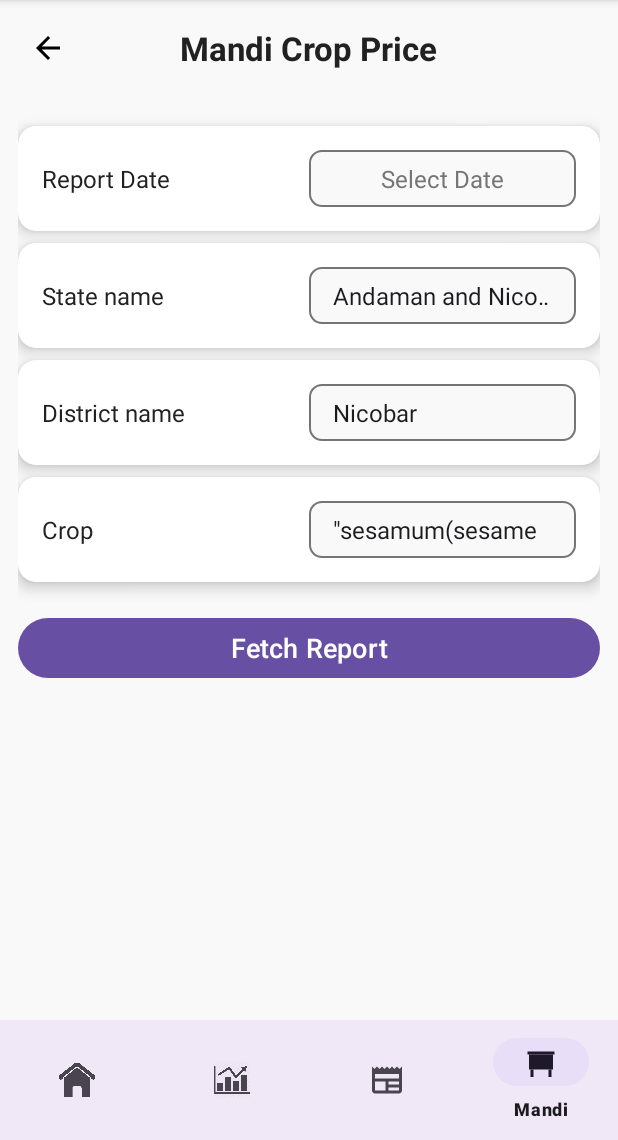
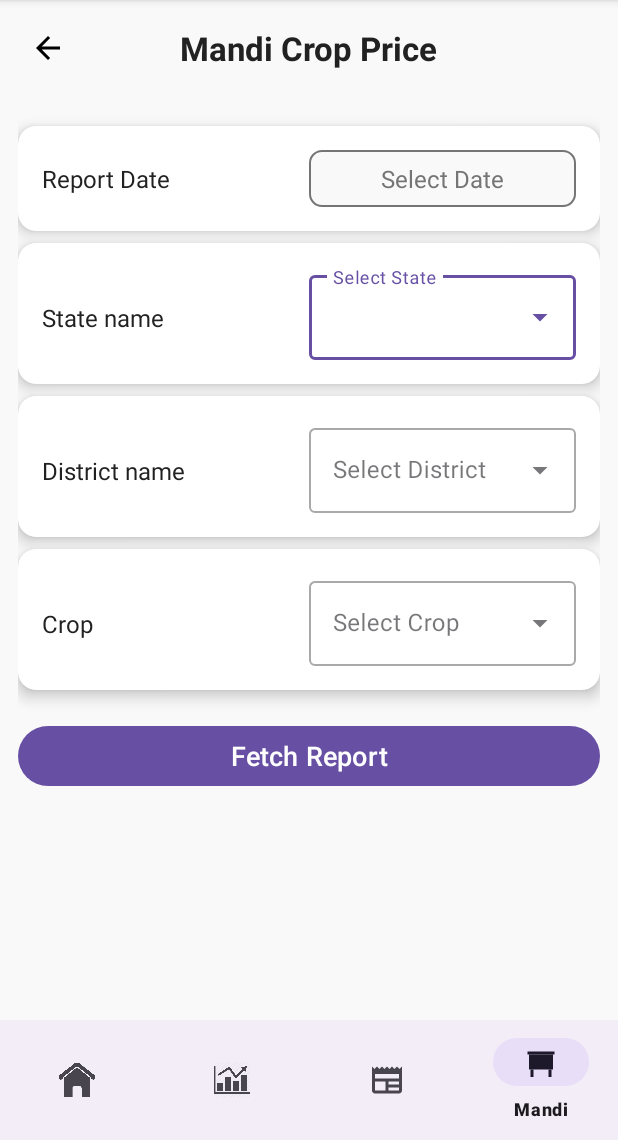
Before and after one commit to vmaru09/AgriAutomationHub, an Android app: the StatewiseMandiActivity screen opened directly, with no data from a screen before it, on a phone screen of 412 x 824 dp, the part 96-1236 px from its top. Run offline under Robolectric (Android 15) with nearby library versions, the phone set to English and light mode, and no system bars; our stand-ins replace Firebase (no records; nobody signed in at launch, a user with empty details on screens opened directly).

Commit message:
Mandi and Main page Layout Update

```diff
--- a/AgriAutomationHub/app/src/main/java/com/example/agriautomationhub/StatewiseMandiActivity.java
+++ b/AgriAutomationHub/app/src/main/java/com/example/agriautomationhub/StatewiseMandiActivity.java
@@ -5,13 +5,8 @@ import android.os.Bundle;
 import android.util.Log;
 import android.view.Menu;
 import android.view.MenuItem;
-import android.view.View;
-import android.widget.AdapterView;
 import android.widget.ArrayAdapter;
 import android.widget.Button;
-import android.widget.Spinner;
-import android.widget.TableLayout;
-import android.widget.TableRow;
 import android.widget.TextView;
 import android.widget.Toast;
 
@@ -37,6 +32,7 @@ import java.util.HashMap;
 import java.util.HashSet;
 import java.util.List;
 import java.util.Locale;
+import android.widget.AutoCompleteTextView;
 
 import com.google.android.material.bottomnavigation.BottomNavigationView;
 import com.google.android.material.datepicker.MaterialDatePicker;
@@ -48,12 +44,13 @@ import okhttp3.Response;
 
 public class StatewiseMandiActivity extends AppCompatActivity {
 
-    private Spinner spinnerState, spinnerDistrict, spinnerCommodity;
+    private AutoCompleteTextView spinnerState, spinnerDistrict, spinnerCommodity;
     private TextView selectedDateText, mandiOutputTextView;
     private Button  btnFetch;
     RecyclerView recyclerView;
     MandiAdapter mandiAdapter;
     List<MandiData> mandiDataList = new ArrayList<>();
+
     private String selectedDate = "";
     private final HashMap<String, String[]> stateDistrictMap = new HashMap<>();
     private final HashMap<String, List<String>> stateToDistricts = new HashMap<>();
@@ -98,13 +95,20 @@ public class StatewiseMandiActivity extends AppCompatActivity {
         });
 
         loadCsvMappings();
+
         setupStateSpinner();
         setupCommoditySpinner();
 
+        // AutoCompleteTextView selection listener
+        spinnerState.setOnItemClickListener((parent, view, position, id) -> {
+            String selectedState = parent.getItemAtPosition(position).toString();
+            updateDistrictSpinner(selectedState);
+        });
+
         btnFetch.setOnClickListener(v -> {
-            String state = spinnerState.getSelectedItem().toString();
-            String district = spinnerDistrict.getSelectedItem().toString();
-            String commodity = spinnerCommodity.getSelectedItem().toString();
+            String state = spinnerState.getText().toString();
+            String district = spinnerDistrict.getText().toString();
+            String commodity = spinnerCommodity.getText().toString();
             String date = selectedDate;
 
             String key = (state + "-" + district).toLowerCase().trim();
@@ -124,14 +128,6 @@ public class StatewiseMandiActivity extends AppCompatActivity {
             );
 
             fetchAndParseHtml(url);
-        });
-
-        spinnerState.setOnItemSelectedListener(new AdapterView.OnItemSelectedListener() {
-            @Override public void onItemSelected(AdapterView<?> parent, View view, int pos, long id) {
-                updateDistrictSpinner(spinnerState.getSelectedItem().toString());
-            }
-
-            @Override public void onNothingSelected(AdapterView<?> parent) {}
         });
 
         BottomNavigationView bottomNavigationView = findViewById(R.id.bottom_navigation_mandi);
@@ -204,8 +200,8 @@ public class StatewiseMandiActivity extends AppCompatActivity {
     private void setupStateSpinner() {
         List<String> sortedStates = new ArrayList<>(stateSet);
         Collections.sort(sortedStates);
-        ArrayAdapter<String> adapter = new ArrayAdapter<>(this, android.R.layout.simple_spinner_item, sortedStates);
-        adapter.setDropDownViewResource(android.R.layout.simple_spinner_dropdown_item);
+        ArrayAdapter<String> adapter = new ArrayAdapter<>(this,
+                android.R.layout.simple_dropdown_item_1line, sortedStates);
         spinnerState.setAdapter(adapter);
     }
 
@@ -213,8 +209,8 @@ public class StatewiseMandiActivity extends AppCompatActivity {
         List<String> districts = stateToDistricts.get(selectedState);
         if (districts != null) {
             Collections.sort(districts);
-            ArrayAdapter<String> adapter = new ArrayAdapter<>(this, android.R.layout.simple_spinner_item, districts);
-            adapter.setDropDownViewResource(android.R.layout.simple_spinner_dropdown_item);
+            ArrayAdapter<String> adapter = new ArrayAdapter<>(this,
+                    android.R.layout.simple_dropdown_item_1line, districts);
             spinnerDistrict.setAdapter(adapter);
         }
     }
@@ -222,8 +218,8 @@ public class StatewiseMandiActivity extends AppCompatActivity {
     private void setupCommoditySpinner() {
         List<String> commodities = new ArrayList<>(commodityMap.keySet());
         Collections.sort(commodities);
-        ArrayAdapter<String> adapter = new ArrayAdapter<>(this, android.R.layout.simple_spinner_item, commodities);
-        adapter.setDropDownViewResource(android.R.layout.simple_spinner_dropdown_item);
+        ArrayAdapter<String> adapter = new ArrayAdapter<>(this,
+                android.R.layout.simple_dropdown_item_1line, commodities);
         spinnerCommodity.setAdapter(adapter);
     }
 
--- a/AgriAutomationHub/app/src/main/res/layout/activity_statewise_mandi.xml
+++ b/AgriAutomationHub/app/src/main/res/layout/activity_statewise_mandi.xml
@@ -54,9 +54,6 @@
                 android:layout_width="match_parent"
                 android:layout_height="wrap_content"
                 android:layout_marginTop="8dp"
-            app:layout_constraintTop_toTopOf="parent"
-            app:layout_constraintEnd_toEndOf="parent"
-            app:layout_constraintStart_toStartOf="parent"
                 app:cardCornerRadius="12dp"
                 app:cardElevation="6dp"
                 app:cardBackgroundColor="@color/card_background">
@@ -66,10 +63,7 @@
                     android:layout_height="wrap_content"
                     android:padding="16dp">
 
-                <TableRow
-                    android:layout_width="match_parent"
-                    android:layout_height="wrap_content">
-
+                    <TableRow>
                         <TextView
                             android:id="@+id/report_date_label"
                             android:layout_width="0dp"
@@ -96,15 +90,12 @@
                 </TableLayout>
             </androidx.cardview.widget.CardView>
 
-        <!-- District Card -->
+            <!-- State Card -->
             <androidx.cardview.widget.CardView
                 android:id="@+id/cardViewDistrict"
                 android:layout_width="match_parent"
                 android:layout_height="wrap_content"
                 android:layout_marginTop="8dp"
-            app:layout_constraintTop_toBottomOf="@id/cardViewReportDate"
-            app:layout_constraintStart_toStartOf="parent"
-            app:layout_constraintEnd_toEndOf="parent"
                 app:cardCornerRadius="12dp"
                 app:cardElevation="6dp"
                 app:cardBackgroundColor="@color/card_background">
@@ -114,12 +105,8 @@
                     android:layout_height="wrap_content"
                     android:padding="16dp">
 
-                <TableRow
-                    android:layout_width="match_parent"
-                    android:layout_height="wrap_content">
-
+                    <TableRow>
                         <TextView
-                        android:id="@+id/dist_name_label"
                             android:layout_width="0dp"
                             android:layout_height="wrap_content"
                             android:layout_weight="1"
@@ -127,28 +114,31 @@
                             android:textColor="@color/text_primary"
                             android:textSize="16sp" />
 
-                    <Spinner
-                        android:id="@+id/spinnerState"
+                        <com.google.android.material.textfield.TextInputLayout
+                            style="@style/Widget.MaterialComponents.TextInputLayout.OutlinedBox.ExposedDropdownMenu"
                             android:layout_width="0dp"
                             android:layout_height="wrap_content"
-                        android:layout_weight="1"
-                        android:padding="8dp"
-                        android:spinnerMode="dropdown"
-                        android:contentDescription="Select State"
-                        android:background="@drawable/spinner_background" />
+                            android:layout_weight="1">
 
+                            <AutoCompleteTextView
+                                android:id="@+id/spinnerState"
+                                android:layout_width="match_parent"
+                                android:layout_height="wrap_content"
+                                android:hint="Select State"
+                                android:completionThreshold="1"
+                                android:inputType="text"
+                                android:imeOptions="actionDone" />
+                        </com.google.android.material.textfield.TextInputLayout>
                     </TableRow>
                 </TableLayout>
             </androidx.cardview.widget.CardView>
 
+            <!-- District Card -->
             <androidx.cardview.widget.CardView
                 android:id="@+id/cardViewMandi"
                 android:layout_width="match_parent"
                 android:layout_height="wrap_content"
                 android:layout_marginTop="8dp"
-            app:layout_constraintTop_toBottomOf="@id/cardViewDistrict"
-            app:layout_constraintStart_toStartOf="parent"
-            app:layout_constraintEnd_toEndOf="parent"
                 app:cardCornerRadius="12dp"
                 app:cardElevation="6dp"
                 app:cardBackgroundColor="@color/card_background">
@@ -158,12 +148,8 @@
                     android:layout_height="wrap_content"
                     android:padding="16dp">
 
-                <TableRow
-                    android:layout_width="match_parent"
-                    android:layout_height="wrap_content">
-
+                    <TableRow>
                         <TextView
-                        android:id="@+id/mandi_name_label"
                             android:layout_width="0dp"
                             android:layout_height="wrap_content"
                             android:layout_weight="1"
@@ -171,28 +157,31 @@
                             android:textColor="@color/text_primary"
                             android:textSize="16sp" />
 
-                    <Spinner
-                        android:id="@+id/spinnerDistrict"
+                        <com.google.android.material.textfield.TextInputLayout
+                            style="@style/Widget.MaterialComponents.TextInputLayout.OutlinedBox.ExposedDropdownMenu"
                             android:layout_width="0dp"
                             android:layout_height="wrap_content"
-                        android:layout_weight="1"
-                        android:padding="8dp"
-                        android:spinnerMode="dropdown"
-                        android:contentDescription="Select District"
-                        android:background="@drawable/spinner_background" />
+                            android:layout_weight="1">
 
+                            <AutoCompleteTextView
+                                android:id="@+id/spinnerDistrict"
+                                android:layout_width="match_parent"
+                                android:layout_height="wrap_content"
+                                android:hint="Select District"
+                                android:completionThreshold="1"
+                                android:inputType="text"
+                                android:imeOptions="actionDone" />
+                        </com.google.android.material.textfield.TextInputLayout>
                     </TableRow>
                 </TableLayout>
             </androidx.cardview.widget.CardView>
 
+            <!-- Crop Card -->
             <androidx.cardview.widget.CardView
                 android:id="@+id/cardViewCropCategory"
                 android:layout_width="match_parent"
                 android:layout_height="wrap_content"
                 android:layout_marginTop="8dp"
-            app:layout_constraintTop_toBottomOf="@id/cardViewMandi"
-            app:layout_constraintStart_toStartOf="parent"
-            app:layout_constraintEnd_toEndOf="parent"
                 app:cardCornerRadius="12dp"
                 app:cardElevation="6dp"
                 app:cardBackgroundColor="@color/card_background">
@@ -202,12 +191,8 @@
                     android:layout_height="wrap_content"
                     android:padding="16dp">
 
-                <TableRow
-                    android:layout_width="match_parent"
-                    android:layout_height="wrap_content">
-
+                    <TableRow>
                         <TextView
-                        android:id="@+id/crop"
                             android:layout_width="0dp"
                             android:layout_height="wrap_content"
                             android:layout_weight="1"
@@ -215,16 +200,21 @@
                             android:textColor="@color/text_primary"
                             android:textSize="16sp" />
 
-                    <Spinner
-                        android:id="@+id/spinnerCommodity"
+                        <com.google.android.material.textfield.TextInputLayout
+                            style="@style/Widget.MaterialComponents.TextInputLayout.OutlinedBox.ExposedDropdownMenu"
                             android:layout_width="0dp"
                             android:layout_height="wrap_content"
-                        android:layout_weight="1"
-                        android:padding="8dp"
-                        android:spinnerMode="dropdown"
-                        android:contentDescription="Select Crop"
-                        android:background="@drawable/spinner_background" />
+                            android:layout_weight="1">
 
+                            <AutoCompleteTextView
+                                android:id="@+id/spinnerCommodity"
+                                android:layout_width="match_parent"
+                                android:layout_height="wrap_content"
+                                android:hint="Select Crop"
+                                android:completionThreshold="1"
+                                android:inputType="text"
+                                android:imeOptions="actionDone" />
+                        </com.google.android.material.textfield.TextInputLayout>
                     </TableRow>
                 </TableLayout>
             </androidx.cardview.widget.CardView>
@@ -237,7 +227,7 @@
                 android:textSize="18sp"
                 android:text="Fetch Report" />
 
-            <!-- RecyclerView for displaying cards -->
+            <!-- RecyclerView -->
             <androidx.recyclerview.widget.RecyclerView
                 android:id="@+id/mandiRecyclerView"
                 android:layout_width="match_parent"
@@ -254,9 +244,5 @@
         android:layout_width="match_parent"
         android:layout_height="wrap_content"
         android:layout_gravity="bottom"
-        app:layout_constraintBottom_toBottomOf="parent"
-        app:layout_constraintEnd_toEndOf="parent"
-        app:layout_constraintStart_toStartOf="parent"
-        android:background="?android:attr/windowBackground"
         app:menu="@menu/bottom_nav_menu" />
 </LinearLayout>
```
Also changed, not shown: AgriAutomationHub/app/src/main/res/layout/activity_main.xml (+36 -31 lines). Lines whose indentation alone changed are shown as unchanged.
